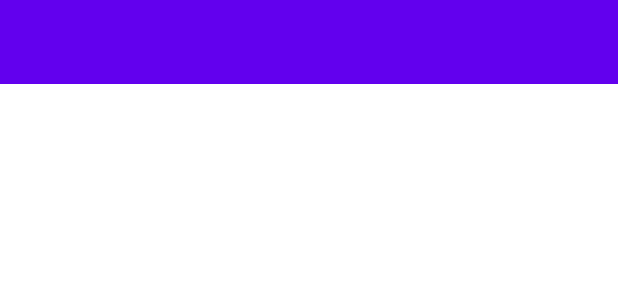
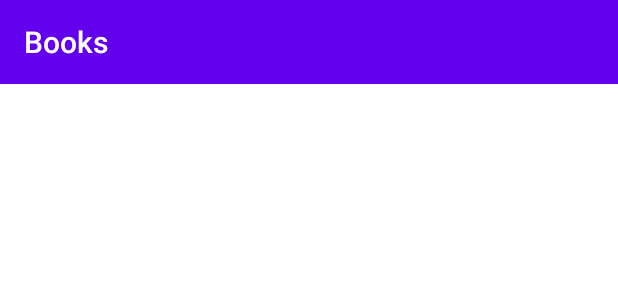
Before and after one commit to matheus-souza/simple-project-kotlin-with-mvvm, an Android app: the layout activity_main.xml on its own in the app's theme, with its tools: preview values and no code run, on a phone screen of 412 x 824 dp. Shown: the top 300 px of the screen. Run offline under Robolectric (Android 15) with nearby library versions, the phone set to English and light mode, and no system bars.

Commit message:
fix title

```diff
--- a/app/src/main/java/com/valhalla/nybooks/ui/books/BooksActivity.kt
+++ b/app/src/main/java/com/valhalla/nybooks/ui/books/BooksActivity.kt
@@ -10,7 +10,6 @@ class BooksActivity : AppCompatActivity() {
         super.onCreate(savedInstanceState)
         setContentView(R.layout.activity_main)
 
-        toolbarMain.title = "Books"
         setSupportActionBar(toolbarMain)
     }
 }
--- a/app/src/main/res/layout/activity_main.xml
+++ b/app/src/main/res/layout/activity_main.xml
@@ -13,7 +13,8 @@
         android:background="@color/colorPrimary"
         app:layout_constraintEnd_toEndOf="parent"
         app:layout_constraintStart_toStartOf="parent"
-        app:layout_constraintTop_toTopOf="parent" />
+        app:layout_constraintTop_toTopOf="parent"
+        app:title="@string/books_title" />
 
         android:layout_height="wrap_content"
         android:text="Hello World!"
--- a/app/src/main/res/values/strings.xml
+++ b/app/src/main/res/values/strings.xml
@@ -1,3 +1,6 @@
 <resources>
     <string name="app_name">simple-project-kotlin-with-mvvm</string>
+
+    <!-- Books Activity -->
+    <string name="books_title">Books</string>
 </resources>
```
